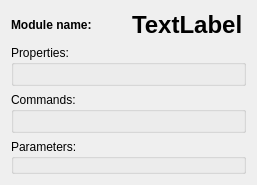
Before: the Qt Designer form frappy/gui/ui/modulectrl.ui in SampleEnvironment/frappy, drawn with Qt 5.
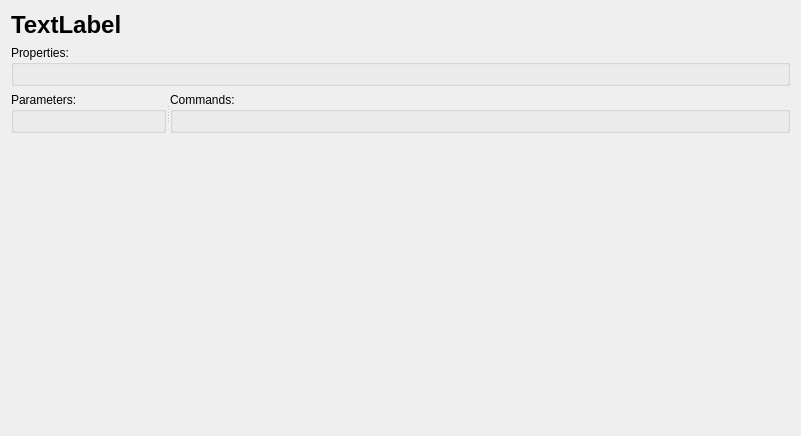
After: the same form once the commit is applied.

What changed in the file:
```diff
--- a/frappy/gui/ui/modulectrl.ui
+++ b/frappy/gui/ui/modulectrl.ui
@@ -6,15 +6,41 @@
    <rect>
     <x>0</x>
     <y>0</y>
-    <width>257</width>
-    <height>162</height>
+    <width>801</width>
+    <height>436</height>
    </rect>
   </property>
   <property name="windowTitle">
    <string>Form</string>
   </property>
-  <layout class="QGridLayout" name="gridLayout">
-   <item row="4" column="0">
+  <layout class="QVBoxLayout" name="verticalLayout">
+   <item>
+    <widget class="QLabel" name="moduleNameLabel">
+     <property name="font">
+      <font>
+       <pointsize>18</pointsize>
+       <weight>75</weight>
+       <bold>true</bold>
+      </font>
+     </property>
+     <property name="text">
+      <string>TextLabel</string>
+     </property>
+    </widget>
+   </item>
+   <item>
+    <widget class="QGroupBox" name="propertyGroupBox">
+     <property name="title">
+      <string>Properties:</string>
+     </property>
+     <layout class="QGridLayout" name="gridLayout_3"/>
+    </widget>
+   </item>
+   <item>
+    <widget class="QSplitter" name="splitter">
+     <property name="orientation">
+      <enum>Qt::Horizontal</enum>
+     </property>
     <widget class="QGroupBox" name="paramGroupBox">
      <property name="title">
       <string>Parameters:</string>
@@ -37,8 +63,15 @@
       </property>
      </layout>
     </widget>
+     <widget class="QGroupBox" name="commandGroupBox">
+      <property name="title">
+       <string>Commands:</string>
+      </property>
+      <layout class="QGridLayout" name="gridLayout_5"/>
+     </widget>
+    </widget>
    </item>
-   <item row="6" column="0">
+   <item>
     <spacer name="verticalSpacer_3">
      <property name="orientation">
       <enum>Qt::Vertical</enum>
@@ -51,54 +84,6 @@
      </property>
     </spacer>
    </item>
-   <item row="2" column="0">
-    <widget class="QGroupBox" name="propertyGroupBox">
-     <property name="title">
-      <string>Properties:</string>
-     </property>
-     <layout class="QGridLayout" name="gridLayout_3"/>
-    </widget>
-   </item>
-   <item row="0" column="0">
-    <layout class="QHBoxLayout" name="horizontalLayout">
-     <item>
-      <widget class="QLabel" name="label">
-       <property name="font">
-        <font>
-         <weight>75</weight>
-         <italic>false</italic>
-         <bold>true</bold>
-        </font>
-       </property>
-       <property name="text">
-        <string>Module name:</string>
-       </property>
-      </widget>
-     </item>
-     <item>
-      <widget class="QLabel" name="moduleNameLabel">
-       <property name="font">
-        <font>
-         <pointsize>18</pointsize>
-         <weight>75</weight>
-         <bold>true</bold>
-        </font>
-       </property>
-       <property name="text">
-        <string>TextLabel</string>
-       </property>
-      </widget>
-     </item>
-    </layout>
-   </item>
-   <item row="3" column="0">
-    <widget class="QGroupBox" name="commandGroupBox">
-     <property name="title">
-      <string>Commands:</string>
-     </property>
-     <layout class="QGridLayout" name="gridLayout_5"/>
-    </widget>
-   </item>
   </layout>
  </widget>
  <resources/>
```
Lines whose indentation alone changed are shown as unchanged.
